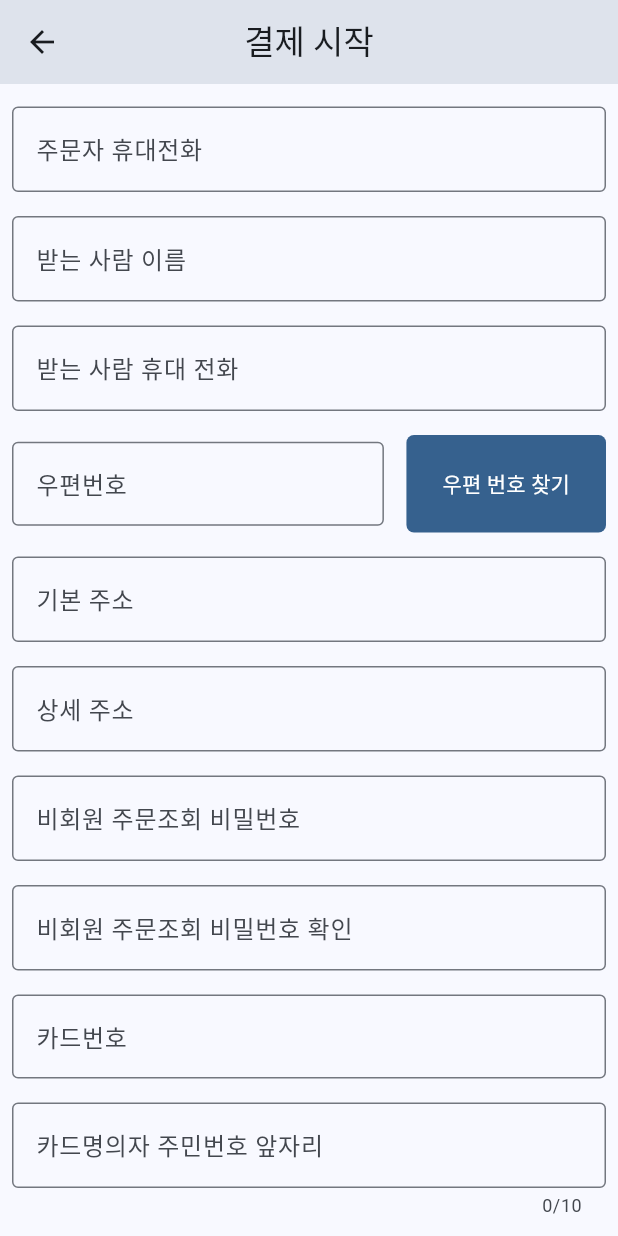
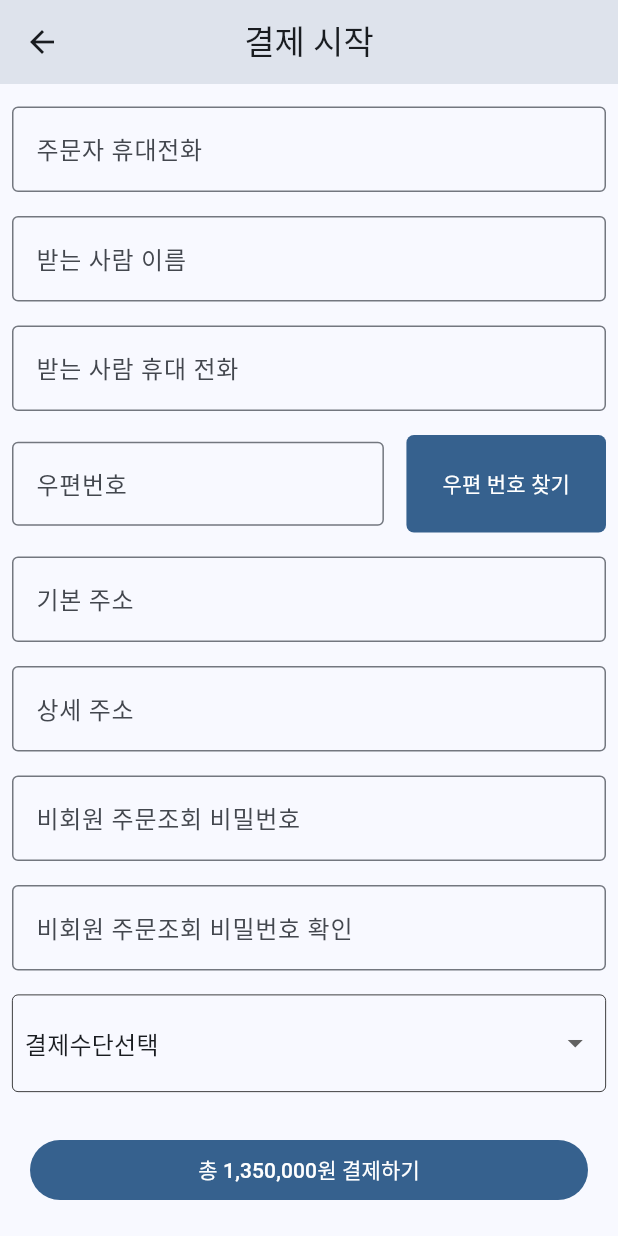
Before and after one commit to jusujusu/flutter_shoppingmall, a Flutter app: the ItemCheckoutPage screen opened directly, scrolled down 392 dp, on a phone screen of 412 x 824 dp. Run offline on Flutter 3.47's test engine with Material 3 defaults, Android fonts, the phone set to English and light mode, and no system bars; our stand-ins replace cached_network_image; missing offline and left inert: kpostal; network calls fail.

Commit message:
결제 수단 선택 디자인

```diff
--- /dev/null
+++ b/lib/components/basic_dialog.dart
@@ -0,0 +1,44 @@
+/*
+
+ */
+
+import 'package:flutter/material.dart';
+
+class BasicDialog extends StatelessWidget {
+  BasicDialog({
+    super.key,
+    required this.content,
+    required this.buttonText,
+    required this.buttonFunction,
+  });
+
+  String content;
+  String buttonText;
+  Function() buttonFunction;
+
+  @override
+  Widget build(BuildContext context) {
+    return AlertDialog(
+      content: Column(
+        mainAxisSize: MainAxisSize.min,
+        children: [
+          Container(
+            padding: const EdgeInsets.only(
+              top: 30,
+              bottom: 15,
+            ),
+            child: Center(child: Text(content)),
+          ),
+        ],
+      ),
+      actions: [
+        Center(
+          child: FilledButton(
+            onPressed: buttonFunction,
+            child: Text(buttonText),
+          ),
+        ),
+      ],
+    );
+  }
+}
--- a/lib/item_checkout_page.dart
+++ b/lib/item_checkout_page.dart
@@ -7,6 +7,8 @@ import 'package:flutter/material.dart';
 import 'package:shoppingmall/constants.dart';
 import 'package:shoppingmall/models/product.dart';
 import 'package:kpostal/kpostal.dart';
+import 'package:shoppingmall/components/basic_dialog.dart';
+import 'package:shoppingmall/item_order_result_page.dart';
 
 class ItemCheckoutPage extends StatefulWidget {
   // 생성자
@@ -45,7 +47,9 @@ class _ItemCheckoutPageState
   // 결제 가격 총 합
   double totalPrice = 0;
 
-  //! controller 변수 추가
+  final formKey = GlobalKey<FormState>();
+
+  // controller 변수 추가
   TextEditingController buyerNameController =
       TextEditingController();
   TextEditingController buyerEmailController =
@@ -74,6 +78,16 @@ class _ItemCheckoutPageState
       TextEditingController();
   TextEditingController cardPwdTwoDigitsController =
       TextEditingController();
+  TextEditingController depositNameController =
+      TextEditingController();
+
+  // 결제수단 옵션 선택 변수
+  final List<String> paymentMethodList = [
+    '결제수단선택',
+    '카드결제',
+    '무통장입금',
+  ];
+  String selectedPaymentMethod = "결제수단선택";
 
   @override
   void initState() {
@@ -117,21 +131,129 @@ class _ItemCheckoutPageState
               },
             ),
             // 입력 폼 빌드
-            buyerNameTextField(),
-            buyerEmailTextField(),
-            buyerPhoneTextField(),
-            receiverNameTextField(),
-            receiverPhoneTextField(),
-            receiverZipTextField(),
-            receiverAddress1TextField(),
-            receiverAddress2TextField(),
-            userPwdTextField(),
-            userConfirmPwdTextField(),
-            cardNoTextField(),
-            cardAuthTextField(),
-            cardExpiredDateTextField(),
-            cardPwdTwoDigitsTextField(),
+            Form(
+              key: formKey,
+              child: Column(
+                children: [
+                  inputTextField(
+                    currentController: buyerNameController,
+                    currentHintText: "주문자명",
+                  ),
+                  inputTextField(
+                    currentController: buyerEmailController,
+                    currentHintText: "주문자 이메일",
+                  ),
+                  inputTextField(
+                    currentController: buyerPhoneController,
+                    currentHintText: "주문자 휴대전화",
+                  ),
+                  inputTextField(
+                    currentController:
+                        receiverNameController,
+                    currentHintText: "받는 사람 이름",
+                  ),
+                  inputTextField(
+                    currentController:
+                        receiverPhoneController,
+                    currentHintText: "받는 사람 휴대 전화",
+                  ),
+                  receiverZipTextField(),
+                  inputTextField(
+                    currentController:
+                        receiverAddress1Controller,
+                    currentHintText: "기본 주소",
+                    isReadOnly: true,
+                  ),
+                  inputTextField(
+                    currentController:
+                        receiverAddress2Controller,
+                    currentHintText: "상세 주소",
+                  ),
+                  inputTextField(
+                    currentController: userPwdController,
+                    currentHintText: "비회원 주문조회 비밀번호",
+                    isObscure: true,
+                  ),
+                  inputTextField(
+                    currentController:
+                        userConfirmPwdController,
+                    currentHintText: "비회원 주문조회 비밀번호 확인",
+                    isObscure: true,
+                  ),
+                  paymentMethodDropdownButton(),
+                  if (selectedPaymentMethod == "카드결제")
+                    Column(
+                      children: [
+                        inputTextField(
+                          currentController:
+                              cardNoController,
+                          currentHintText: "카드번호",
+                        ),
+                        inputTextField(
+                          currentController:
+                              cardAuthController,
+                          currentHintText:
+                              "카드명의자 주민번호 앞자리 또는 사업자번호",
+                          currentMaxLength: 10,
+                        ),
+                        inputTextField(
+                          currentController:
+                              cardExpiredDateController,
+                          currentHintText:
+                              "카드 만료일 (YYYYMM)",
+                          currentMaxLength: 6,
+                        ),
+                        inputTextField(
+                          currentController:
+                              cardPwdTwoDigitsController,
+                          currentHintText: "카드 비밀번호 앞2자리",
+                          currentMaxLength: 2,
+                        ),
+                      ],
+                    ),
+                  if (selectedPaymentMethod == "무통장입금")
+                    inputTextField(
+                      currentController:
+                          depositNameController,
+                      currentHintText: "입금자명",
+                    ),
+                ],
+              ),
+            ),
           ],
+        ),
+      ),
+      bottomNavigationBar: Padding(
+        padding: const EdgeInsets.all(20),
+        child: FilledButton(
+          onPressed: () {
+            if (formKey.currentState!.validate()) {
+              if (selectedPaymentMethod == "결제수단선택") {
+                showDialog(
+                  context: context,
+                  builder: (context) {
+                    return BasicDialog(
+                      content: "결제수단을 선택해주세요",
+                      buttonText: "닫기",
+                      buttonFunction: () =>
+                          Navigator.of(context).pop(),
+                    );
+                  },
+                );
+                return;
+              }
+              Navigator.of(context).push(
+                MaterialPageRoute(
+                  builder: (context) {
+                    return const ItemOrderResultPage();
+                  },
+                ),
+              );
+            }
+          },
+          child: Text(
+            "총 ${numberFormat.format(totalPrice)}원 결제하기",
+          ),
         ),
       ),
     );
@@ -199,73 +321,44 @@ class _ItemCheckoutPageState
     );
   }
 
-  // 구매자 입력필드 폼
-  // 추후에 별도의 클래스로 분리
-  Widget buyerNameTextField() {
+  // 입력 필드 통합 위젯
+  Widget inputTextField({
+    required TextEditingController currentController,
+    required String currentHintText,
+    int? currentMaxLength,
+    bool isObscure = false,
+    bool isReadOnly = false,
+  }) {
     return Padding(
       padding: const EdgeInsets.all(8.0),
       child: TextFormField(
-        controller: buyerEmailController,
-        decoration: const InputDecoration(
-          border: OutlineInputBorder(),
-          hintText: "주문자명",
+        validator: (value) {
+          if (value!.isEmpty) {
+            return "내용을 입력해 주세요";
+          } else {
+            if (currentController ==
+                    userConfirmPwdController &&
+                userPwdController.text !=
+                    userConfirmPwdController.text) {
+              return "비밀번호가 일치하지 않습니다.";
+            }
+          }
+          return null;
+        },
+        controller: currentController,
+        maxLength: currentMaxLength,
+        obscureText: isObscure,
+        readOnly: isReadOnly,
+        decoration: InputDecoration(
+          border: const OutlineInputBorder(),
+          hintText: currentHintText,
         ),
       ),
     );
   }
 
-  Widget buyerEmailTextField() {
-    return Padding(
-      padding: const EdgeInsets.all(8.0),
-      child: TextFormField(
-        controller: buyerEmailController,
-        decoration: const InputDecoration(
-          border: OutlineInputBorder(),
-          hintText: "주문자 이메일",
-        ),
-      ),
-    );
-  }
-
-  Widget buyerPhoneTextField() {
-    return Padding(
-      padding: const EdgeInsets.all(8.0),
-      child: TextFormField(
-        controller: buyerPhoneController,
-        decoration: const InputDecoration(
-          border: OutlineInputBorder(),
-          hintText: "주문자 휴대전화",
-        ),
-      ),
-    );
-  }
-
-  Widget receiverNameTextField() {
-    return Padding(
-      padding: const EdgeInsets.all(8.0),
-      child: TextFormField(
-        controller: receiverNameController,
-        decoration: const InputDecoration(
-          border: OutlineInputBorder(),
-          hintText: "받는 사람 이름",
-        ),
-      ),
-    );
-  }
-
-  Widget receiverPhoneTextField() {
-    return Padding(
-      padding: const EdgeInsets.all(8.0),
-      child: TextFormField(
-        controller: receiverPhoneController,
-        decoration: const InputDecoration(
-          border: OutlineInputBorder(),
-          hintText: "받는 사람 휴대 전화",
-        ),
-      ),
-    );
-  }
-
+  // 구매자 입력필드 폼
+  // 추후에 별도의 클래스로 분리
   Widget receiverZipTextField() {
     return Padding(
       padding: const EdgeInsets.all(8.0),
@@ -315,112 +408,33 @@ class _ItemCheckoutPageState
     );
   }
 
-  Widget receiverAddress1TextField() {
-    return Padding(
-      padding: const EdgeInsets.all(8.0),
-      child: TextFormField(
-        controller: receiverAddress1Controller,
-        decoration: const InputDecoration(
-          border: OutlineInputBorder(),
-          hintText: "기본 주소",
-        ),
+  // 결제 수단 선택 드롭다운
+  Widget paymentMethodDropdownButton() {
+    return Container(
+      width: double.infinity,
+      margin: const EdgeInsets.all(8),
+      padding: const EdgeInsets.all(8),
+      decoration: BoxDecoration(
+        border: Border.all(width: 0.5),
+        borderRadius: BorderRadius.circular(4),
       ),
-    );
-  }
-
-  Widget receiverAddress2TextField() {
-    return Padding(
-      padding: const EdgeInsets.all(8.0),
-      child: TextFormField(
-        controller: receiverAddress2Controller,
-        decoration: const InputDecoration(
-          border: OutlineInputBorder(),
-          hintText: "상세 주소",
-        ),
-      ),
-    );
-  }
-
-  Widget userPwdTextField() {
-    return Padding(
-      padding: const EdgeInsets.all(8.0),
-      child: TextFormField(
-        controller: userPwdController,
-        decoration: const InputDecoration(
-          border: OutlineInputBorder(),
-          hintText: "비회원 주문조회 비밀번호",
-        ),
-        obscureText: true,
-      ),
-    );
-  }
-
-  Widget userConfirmPwdTextField() {
-    return Padding(
-      padding: const EdgeInsets.all(8.0),
-      child: TextFormField(
-        controller: userConfirmPwdController,
-        decoration: const InputDecoration(
-          border: OutlineInputBorder(),
-          hintText: "비회원 주문조회 비밀번호 확인",
-        ),
-        obscureText: true,
-      ),
-    );
-  }
-
-  Widget cardNoTextField() {
-    return Padding(
-      padding: const EdgeInsets.all(8.0),
-      child: TextFormField(
-        controller: cardNoController,
-        decoration: const InputDecoration(
-          border: OutlineInputBorder(),
-          hintText: "카드번호",
-        ),
-      ),
-    );
-  }
-
-  Widget cardAuthTextField() {
-    return Padding(
-      padding: const EdgeInsets.all(8.0),
-      child: TextFormField(
-        controller: cardAuthController,
-        maxLength: 10,
-        decoration: const InputDecoration(
-          border: OutlineInputBorder(),
-          hintText: "카드명의자 주민번호 앞자리",
-        ),
-      ),
-    );
-  }
-
-  Widget cardExpiredDateTextField() {
-    return Padding(
-      padding: const EdgeInsets.all(8.0),
-      child: TextFormField(
-        controller: cardExpiredDateController,
-        maxLength: 6,
-        decoration: const InputDecoration(
-          border: OutlineInputBorder(),
-          hintText: "카드 만료일 (YYYYMM)",
-        ),
-      ),
-    );
-  }
-
-  Widget cardPwdTwoDigitsTextField() {
-    return Padding(
-      padding: const EdgeInsets.all(8.0),
-      child: TextFormField(
-        controller: cardPwdTwoDigitsController,
-        maxLength: 2,
-        decoration: const InputDecoration(
-          border: OutlineInputBorder(),
-          hintText: "카드 비밀번호 앞2자리",
-        ),
-        obscureText: true,
+      child: DropdownButton<String>(
+        value: selectedPaymentMethod,
+        onChanged: (String? value) {
+          setState(() {
+            selectedPaymentMethod = value ?? "";
+          });
+        },
+        isExpanded: true,
+        underline: Container(),
+        items: paymentMethodList
+            .map<DropdownMenuItem<String>>((String value) {
+              return DropdownMenuItem<String>(
+                value: value,
+                child: Text(value),
+              );
+            })
+            .toList(),
       ),
     );
   }
--- /dev/null
+++ b/lib/item_order_result_page.dart
@@ -0,0 +1,30 @@
+/*
+  주문 완료 페이지
+ */
+import 'package:flutter/material.dart';
+
+class ItemOrderResultPage extends StatefulWidget {
+  const ItemOrderResultPage({super.key});
+
+  @override
+  State<ItemOrderResultPage> createState() => _ItemOrderResultPageState();
+}
+
+class _ItemOrderResultPageState extends State<ItemOrderResultPage> {
+
+  @override
+  void initState() {
+    super.initState();
+  }
+
+  @override
+  Widget build(BuildContext context) {
+    return Scaffold(
+      appBar: AppBar(
+        title: Text("주문 완료"),
+        centerTitle: true,
+      ),
+      body: Container(),
+    );
+  }
+}
```
